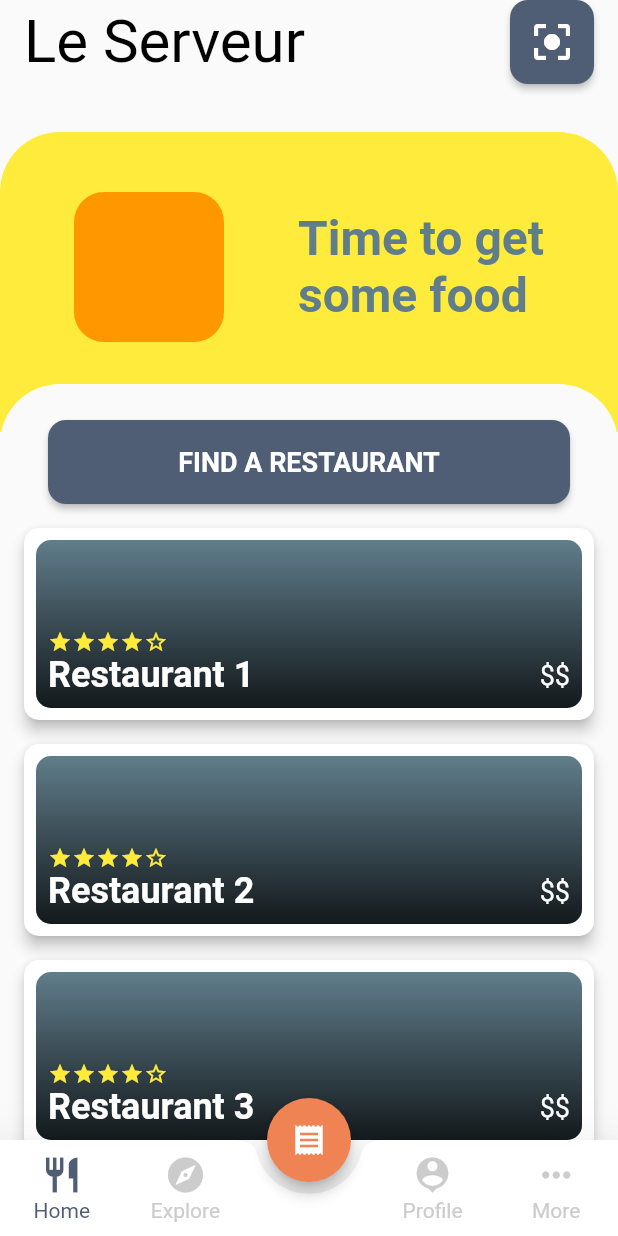
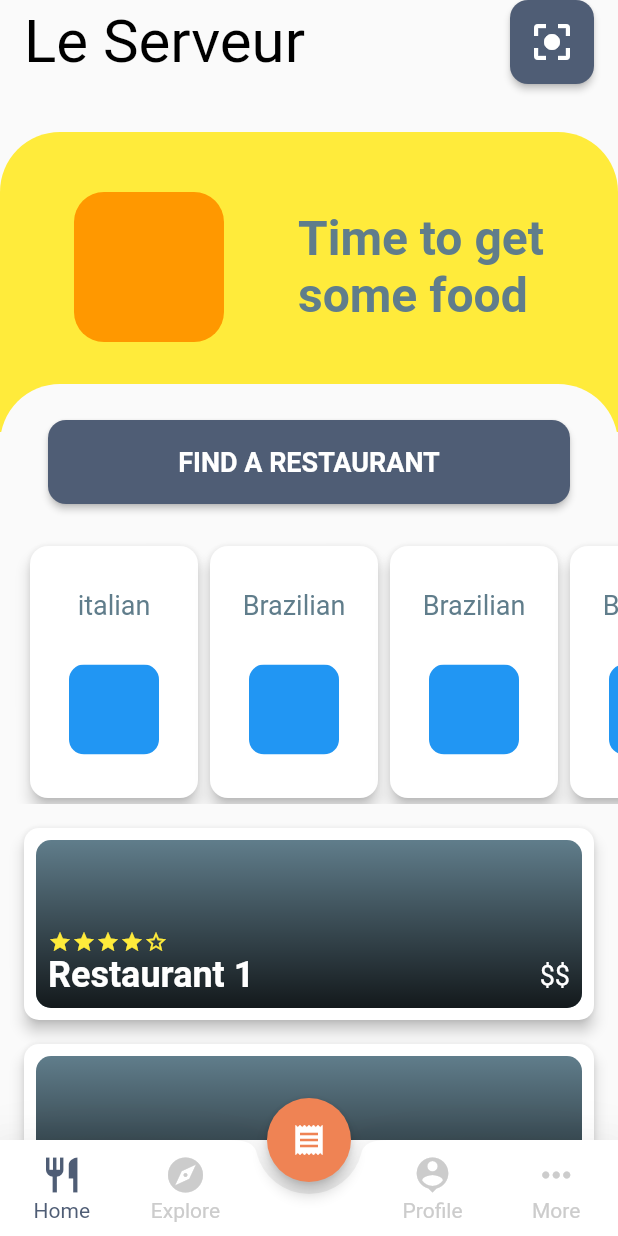
Before and after one commit to BelfDev/digital-restaurant-app, a Flutter app: the screen it shows after launch, on a phone screen of 412 x 824 dp. Run offline on Flutter 3.47's test engine with Material 2 defaults, Android fonts, the phone set to English and light mode, and no system bars; drawn by our look-alikes of smooth_star_rating; our stand-ins replace slider_button.

Commit message:
Add featured carousel to HomeScreen

```diff
--- a/lib/components/cards/category_card.dart
+++ b/lib/components/cards/category_card.dart
@@ -8,6 +8,7 @@ class LUCategoryCard extends StatelessWidget {
   final Function onPressed;
   final String imageSrc;
   final String title;
+  final EdgeInsetsGeometry margin;
 
   const LUCategoryCard(
       {Key key,
@@ -15,7 +16,8 @@ class LUCategoryCard extends StatelessWidget {
       this.height = 120,
       this.onPressed,
       this.imageSrc,
-      this.title})
+      this.title,
+      this.margin})
       : super(key: key);
 
   @override
@@ -23,6 +25,7 @@ class LUCategoryCard extends StatelessWidget {
     return LUBaseCard(
       width: width,
       height: height,
+      margin: margin,
       onPressed: onPressed,
       childrenAlignment: Alignment.center,
       children: <Widget>[
--- a/lib/screens/home_screen.dart
+++ b/lib/screens/home_screen.dart
@@ -1,5 +1,6 @@
 import 'package:dr_app/components/buttons/icon_button.dart';
 import 'package:dr_app/components/buttons/solid_button.dart';
+import 'package:dr_app/components/cards/category_card.dart';
 import 'package:dr_app/components/cards/outlet_card.dart';
 import 'package:flutter/material.dart';
 
@@ -109,6 +110,7 @@ class _HomeScreenState extends State<HomeScreen> {
               color: Color(0xFF4F5D75),
               title: "Find a Restaurant",
               onPressed: () {}),
+          _buildFeaturedCarousel(),
           ..._getCards(),
         ]),
       ));
@@ -120,7 +122,33 @@ class _HomeScreenState extends State<HomeScreen> {
               rating: 4,
               title: title,
               priceRange: '\$\$',
+              onPressed: () {},
             ),
           ))
       .toList();
+
+  Widget _buildFeaturedCarousel() => Container(
+        height: 200,
+        child: ListView(
+          padding: EdgeInsets.only(left: 16, right: 16, top: 24),
+          scrollDirection: Axis.horizontal,
+          children: <Widget>[
+            LUCategoryCard(
+              title: 'italian',
+            ),
+            LUCategoryCard(
+              title: 'Brazilian',
+            ),
+            LUCategoryCard(
+              title: 'Brazilian',
+            ),
+            LUCategoryCard(
+              title: 'Brazilian',
+            ),
+            LUCategoryCard(
+              title: 'Brazilian',
+            ),
+          ],
+        ),
+      );
 }
```
